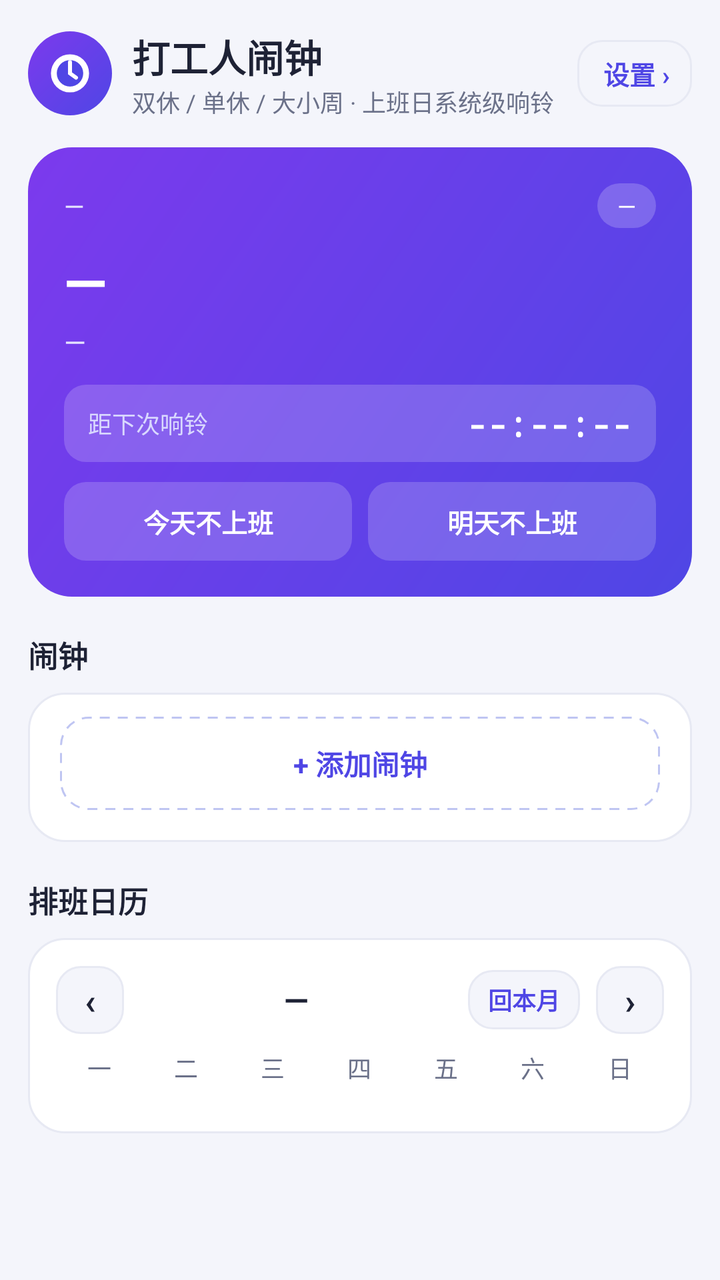
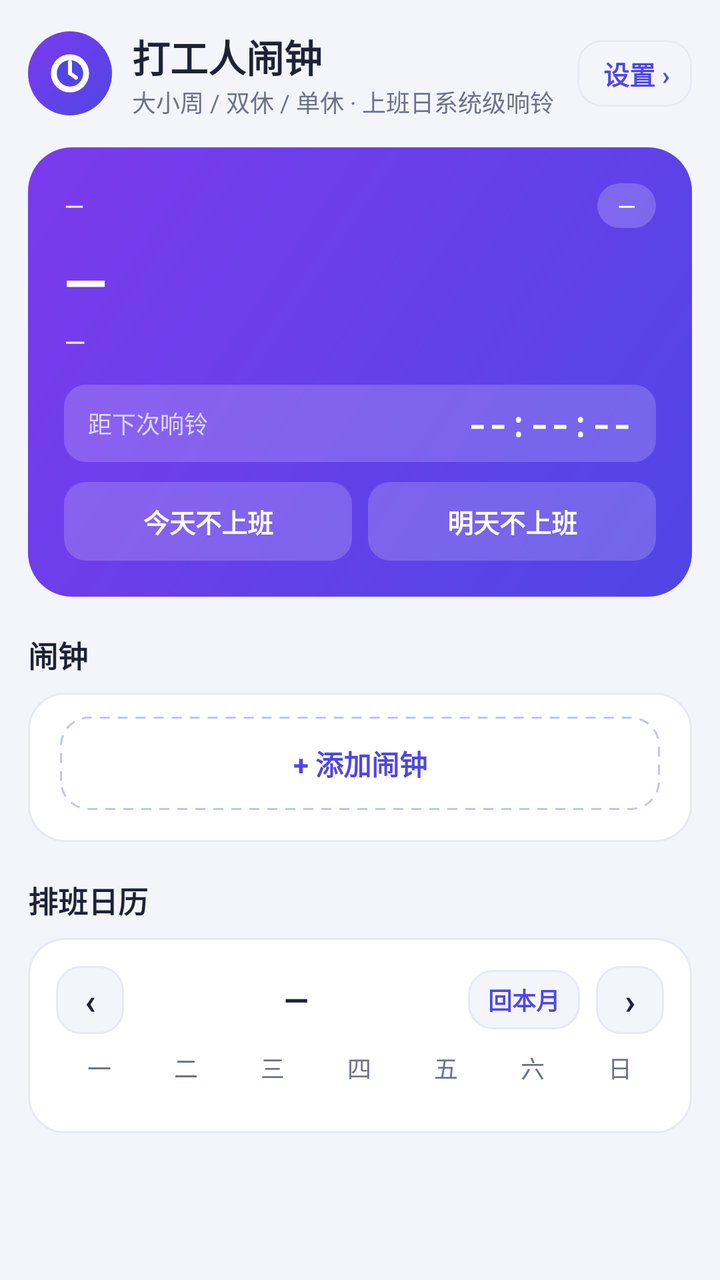

Two renders of the same Android screen: before a commit and after it. Below are the layout's source before the change and the commit's diff.
<!-- AndroidManifest.xml: application theme Theme.DaxiaoWeekAlarm -->
<!-- res/layout/activity_main.xml -->
<?xml version="1.0" encoding="utf-8"?>
<ScrollView xmlns:android="http://schemas.android.com/apk/res/android"
    android:layout_width="match_parent"
    android:layout_height="match_parent"
    android:background="@color/bg"
    android:fitsSystemWindows="true">

    <LinearLayout
        android:layout_width="match_parent"
        android:layout_height="wrap_content"
        android:orientation="vertical"
        android:padding="14dp">

        
        <LinearLayout
            android:layout_width="match_parent"
            android:layout_height="wrap_content"
            android:orientation="horizontal"
            android:gravity="center_vertical"
            android:layout_marginBottom="14dp">

            <ImageView
                android:layout_width="42dp"
                android:layout_height="42dp"
                android:background="@drawable/bg_hero"
                android:padding="8dp"
                android:src="@drawable/ic_clock_white" />

            <LinearLayout
                android:layout_width="0dp"
                android:layout_height="wrap_content"
                android:layout_weight="1"
                android:orientation="vertical"
                android:layout_marginStart="10dp">

                <TextView
                    android:layout_width="wrap_content"
                    android:layout_height="wrap_content"
                    android:text="打工人闹钟"
                    android:textColor="@color/ink"
                    android:textSize="19sp"
                    android:textStyle="bold" />

                <TextView
                    android:layout_width="wrap_content"
                    android:layout_height="wrap_content"
                    android:text="双休 / 单休 / 大小周 · 上班日系统级响铃"
                    android:textColor="@color/sub"
                    android:textSize="12sp" />
            </LinearLayout>

            
            <TextView
                android:id="@+id/btn_settings_entry"
                android:layout_width="wrap_content"
                android:layout_height="wrap_content"
                android:layout_marginStart="8dp"
                android:background="@drawable/bg_time_outline"
                android:clickable="true"
                android:focusable="true"
                android:paddingStart="13dp"
                android:paddingEnd="11dp"
                android:paddingTop="7dp"
                android:paddingBottom="7dp"
                android:text="设置 ›"
                android:textColor="@color/indigo"
                android:textSize="13sp"
                android:textStyle="bold" />
        </LinearLayout>

        
        <LinearLayout
            android:id="@+id/row_ringing"
            android:layout_width="match_parent"
            android:layout_height="52dp"
            android:layout_marginTop="12dp"
            android:background="@drawable/bg_card"
            android:gravity="center_vertical"
            android:orientation="horizontal"
            android:paddingStart="16dp"
            android:paddingEnd="12dp"
            android:visibility="gone">

            <TextView
                android:layout_width="0dp"
                android:layout_height="wrap_content"
                android:layout_weight="1"
                android:text="闹钟正在响"
                android:textColor="@color/danger"
                android:textSize="15sp"
                android:textStyle="bold" />

            <TextView
                android:id="@+id/btn_stop_ringing"
                android:layout_width="wrap_content"
                android:layout_height="wrap_content"
                android:background="@drawable/bg_time_outline"
                android:clickable="true"
                android:focusable="true"
                android:paddingStart="18dp"
                android:paddingTop="8dp"
                android:paddingEnd="18dp"
                android:paddingBottom="8dp"
                android:text="停止"
                android:textColor="@color/ink"
                android:textSize="14sp"
                android:textStyle="bold" />
        </LinearLayout>

        
        <LinearLayout
            android:layout_width="match_parent"
            android:layout_height="wrap_content"
            android:orientation="vertical"
            android:background="@drawable/bg_hero"
            android:padding="18dp">

            <LinearLayout
                android:layout_width="match_parent"
                android:layout_height="wrap_content"
                android:orientation="horizontal"
                android:gravity="center_vertical">

                
                <LinearLayout
                    android:layout_width="0dp"
                    android:layout_height="wrap_content"
                    android:layout_weight="1"
                    android:orientation="vertical">

                    <TextView
                        android:id="@+id/tv_today_date"
                        android:layout_width="wrap_content"
                        android:layout_height="wrap_content"
                        android:text="—"
                        android:textColor="#E6E4FF"
                        android:textSize="13sp" />

                    <TextView
                        android:id="@+id/tv_today_lunar"
                        android:layout_width="wrap_content"
                        android:layout_height="wrap_content"
                        android:layout_marginTop="1dp"
                        android:text=""
                        android:textColor="#C9CEFD"
                        android:textSize="11sp"
                        android:visibility="gone" />
                </LinearLayout>

                <TextView
                    android:id="@+id/tv_week_chip"
                    style="@style/WeekChip"
                    android:layout_width="wrap_content"
                    android:layout_height="wrap_content"
                    android:text="—" />
            </LinearLayout>

            <TextView
                android:id="@+id/tv_today_status"
                android:layout_width="wrap_content"
                android:layout_height="wrap_content"
                android:layout_marginTop="8dp"
                android:text="—"
                android:textColor="@color/white"
                android:textSize="28sp"
                android:textStyle="bold" />

            <TextView
                android:id="@+id/tv_today_sub"
                android:layout_width="match_parent"
                android:layout_height="wrap_content"
                android:layout_marginTop="2dp"
                android:text="—"
                android:textColor="#E6E4FF"
                android:textSize="14sp"
                android:lineSpacingMultiplier="1.15" />

            
            <LinearLayout
                android:id="@+id/box_countdown"
                android:layout_width="match_parent"
                android:layout_height="wrap_content"
                android:layout_marginTop="12dp"
                android:background="@drawable/bg_hero_pill"
                android:gravity="center_vertical"
                android:orientation="horizontal"
                android:paddingStart="12dp"
                android:paddingEnd="12dp"
                android:paddingTop="8dp"
                android:paddingBottom="8dp">

                <TextView
                    android:id="@+id/tv_countdown_label"
                    android:layout_width="0dp"
                    android:layout_height="wrap_content"
                    android:layout_weight="1"
                    android:ellipsize="end"
                    android:maxLines="1"
                    android:text="距下次响铃"
                    android:textColor="#D9D8FF"
                    android:textSize="12sp" />

                <TextView
                    android:id="@+id/tv_countdown"
                    android:layout_width="wrap_content"
                    android:layout_height="wrap_content"
                    android:fontFamily="monospace"
                    android:text="--:--:--"
                    android:textColor="@color/white"
                    android:textSize="17sp"
                    android:textStyle="bold" />
            </LinearLayout>

            
            <LinearLayout
                android:layout_width="match_parent"
                android:layout_height="wrap_content"
                android:layout_marginTop="10dp"
                android:orientation="horizontal">

                <TextView
                    android:id="@+id/btn_day_off"
                    android:layout_width="0dp"
                    android:layout_height="wrap_content"
                    android:layout_weight="1"
                    android:background="@drawable/bg_hero_pill"
                    android:clickable="true"
                    android:focusable="true"
                    android:gravity="center"
                    android:maxLines="1"
                    android:paddingTop="10dp"
                    android:paddingBottom="10dp"
                    android:text="今天不上班"
                    android:textColor="@color/white"
                    android:textSize="13sp"
                    android:textStyle="bold" />

                <TextView
                    android:id="@+id/btn_day_off_tomorrow"
                    android:layout_width="0dp"
                    android:layout_height="wrap_content"
                    android:layout_weight="1"
                    android:layout_marginStart="8dp"
                    android:background="@drawable/bg_hero_pill"
                    android:clickable="true"
                    android:focusable="true"
                    android:gravity="center"
                    android:maxLines="1"
                    android:paddingTop="10dp"
                    android:paddingBottom="10dp"
                    android:text="明天不上班"
                    android:textColor="@color/white"
                    android:textSize="13sp"
                    android:textStyle="bold" />

            </LinearLayout>

        </LinearLayout>

        
        <TextView
            style="@style/SectionTitle"
            android:layout_width="wrap_content"
            android:layout_height="wrap_content"
            android:layout_marginTop="18dp"
            android:layout_marginBottom="8dp"
            android:text="闹钟" />

        <LinearLayout
            android:layout_width="match_parent"
            android:layout_height="wrap_content"
            android:background="@drawable/bg_card"
            android:orientation="vertical">

            
            <LinearLayout
                android:id="@+id/alarm_list"
                android:layout_width="match_parent"
                android:layout_height="wrap_content"
                android:orientation="vertical"
                android:paddingStart="16dp"
                android:paddingEnd="12dp" />

            <TextView
                android:id="@+id/btn_add_alarm"
                android:layout_width="match_parent"
                android:layout_height="wrap_content"
                android:layout_marginStart="16dp"
                android:layout_marginEnd="16dp"
                android:layout_marginTop="12dp"
                android:layout_marginBottom="16dp"
                android:background="@drawable/bg_add_alarm"
                android:clickable="true"
                android:focusable="true"
                android:gravity="center"
                android:padding="13dp"
                android:text="+ 添加闹钟"
                android:textColor="@color/indigo"
                android:textSize="14sp"
                android:textStyle="bold" />
        </LinearLayout>

        
        <TextView
            style="@style/SectionTitle"
            android:layout_width="wrap_content"
            android:layout_height="wrap_content"
            android:layout_marginTop="18dp"
            android:layout_marginBottom="8dp"
            android:text="排班日历" />

        <LinearLayout
            android:id="@+id/calendar_card"
            android:layout_width="match_parent"
            android:layout_height="wrap_content"
            android:background="@drawable/bg_card"
            android:orientation="vertical"
            android:padding="14dp">

            
            <LinearLayout
                android:layout_width="match_parent"
                android:layout_height="wrap_content"
                android:gravity="center_vertical"
                android:orientation="horizontal">

                <TextView
                    android:id="@+id/btn_prev"
                    android:layout_width="34dp"
                    android:layout_height="34dp"
                    android:background="@drawable/bg_time_outline"
                    android:clickable="true"
                    android:contentDescription="上个月"
                    android:focusable="true"
                    android:gravity="center"
                    android:text="‹"
                    android:textColor="@color/ink"
                    android:textSize="18sp"
                    android:textStyle="bold" />

                <TextView
                    android:id="@+id/tv_cal_title"
                    android:layout_width="0dp"
                    android:layout_height="wrap_content"
                    android:layout_weight="1"
                    android:gravity="center"
                    android:text="—"
                    android:textColor="@color/ink"
                    android:textSize="16sp"
                    android:textStyle="bold" />

                <TextView
                    android:id="@+id/btn_today"
                    android:layout_width="wrap_content"
                    android:layout_height="wrap_content"
                    android:layout_marginEnd="8dp"
                    android:background="@drawable/bg_time_outline"
                    android:clickable="true"
                    android:focusable="true"
                    android:paddingStart="10dp"
                    android:paddingEnd="10dp"
                    android:paddingTop="6dp"
                    android:paddingBottom="6dp"
                    android:text="回本月"
                    android:textColor="@color/indigo"
                    android:textSize="12sp"
                    android:textStyle="bold" />

                <TextView
                    android:id="@+id/btn_next"
                    android:layout_width="34dp"
                    android:layout_height="34dp"
                    android:background="@drawable/bg_time_outline"
                    android:clickable="true"
                    android:contentDescription="下个月"
                    android:focusable="true"
                    android:gravity="center"
                    android:text="›"
                    android:textColor="@color/ink"
                    android:textSize="18sp"
                    android:textStyle="bold" />
            </LinearLayout>

            
            <LinearLayout
                android:layout_width="match_parent"
                android:layout_height="wrap_content"
                android:layout_marginTop="8dp"
                android:orientation="horizontal">

                <TextView
                    android:id="@+id/cal_dow_0"
                    style="@style/FieldHint"
                    android:layout_width="0dp"
                    android:layout_height="wrap_content"
                    android:layout_weight="1"
                    android:gravity="center"
                    android:text="一" />

                <TextView
                    android:id="@+id/cal_dow_1"
                    style="@style/FieldHint"
                    android:layout_width="0dp"
                    android:layout_height="wrap_content"
                    android:layout_weight="1"
                    android:gravity="center"
                    android:text="二" />

                <TextView
                    android:id="@+id/cal_dow_2"
                    style="@style/FieldHint"
                    android:layout_width="0dp"
                    android:layout_height="wrap_content"
                    android:layout_weight="1"
                    android:gravity="center"
                    android:text="三" />

                <TextView
                    android:id="@+id/cal_dow_3"
                    style="@style/FieldHint"
                    android:layout_width="0dp"
                    android:layout_height="wrap_content"
                    android:layout_weight="1"
                    android:gravity="center"
                    android:text="四" />

                <TextView
                    android:id="@+id/cal_dow_4"
                    style="@style/FieldHint"
                    android:layout_width="0dp"
                    android:layout_height="wrap_content"
                    android:layout_weight="1"
                    android:gravity="center"
                    android:text="五" />

                <TextView
                    android:id="@+id/cal_dow_5"
                    style="@style/FieldHint"
                    android:layout_width="0dp"
                    android:layout_height="wrap_content"
                    android:layout_weight="1"
                    android:gravity="center"
                    android:text="六" />

                <TextView
                    android:id="@+id/cal_dow_6"
                    style="@style/FieldHint"
                    android:layout_width="0dp"
                    android:layout_height="wrap_content"
                    android:layout_weight="1"
                    android:gravity="center"
                    android:text="日" />
            </LinearLayout>

            
            <LinearLayout
                android:id="@+id/cal_rows"
                android:layout_width="match_parent"
                android:layout_height="wrap_content"
                android:orientation="vertical" />

            
            <LinearLayout
                android:id="@+id/legend_row"
                android:layout_width="match_parent"
                android:layout_height="wrap_content"
                android:layout_marginTop="10dp"
                android:orientation="vertical" />
        </LinearLayout>

        

    </LinearLayout>
</ScrollView>
<!-- resources referenced by this layout -->
<resources>
  <color name="bg">#F4F5FB</color>
  <color name="danger">#DC2626</color>
  <color name="indigo">#4F46E5</color>
  <color name="ink">#1E2235</color>
  <color name="sub">#6B7189</color>
  <color name="white">#FFFFFFFF</color>
  <!-- drawable bg_add_alarm (drawable) -->
  <?xml version="1.0" encoding="utf-8"?>
  <ripple xmlns:android="http://schemas.android.com/apk/res/android"
      android:color="#1F4F46E5">
      <item>
          <shape android:shape="rectangle">
              <solid android:color="#00000000" />
              <corners android:radius="14dp" />
              <stroke
                  android:width="1dp"
                  android:color="#BFC5F2"
                  android:dashWidth="5dp"
                  android:dashGap="4dp" />
          </shape>
      </item>
  </ripple>
  <!-- drawable bg_card (drawable) -->
  <?xml version="1.0" encoding="utf-8"?>
  <shape xmlns:android="http://schemas.android.com/apk/res/android"
      android:shape="rectangle">
      <solid android:color="@color/card" />
      <corners android:radius="18dp" />
      <stroke android:width="1dp" android:color="@color/line" />
  </shape>
  <!-- drawable bg_hero (drawable) -->
  <?xml version="1.0" encoding="utf-8"?>
  <shape xmlns:android="http://schemas.android.com/apk/res/android"
      android:shape="rectangle">
      <gradient
          android:angle="135"
          android:startColor="@color/indigo"
          android:endColor="@color/violet" />
      <corners android:radius="22dp" />
  </shape>
  <!-- drawable bg_hero_pill (drawable) -->
  <?xml version="1.0" encoding="utf-8"?>
  <shape xmlns:android="http://schemas.android.com/apk/res/android"
      android:shape="rectangle">
      <solid android:color="#2EFFFFFF" />
      <corners android:radius="11dp" />
  </shape>
  <!-- drawable bg_time_outline (drawable) -->
  <?xml version="1.0" encoding="utf-8"?>
  <ripple xmlns:android="http://schemas.android.com/apk/res/android"
      android:color="#1F4F46E5">
      <item>
          <shape android:shape="rectangle">
              <solid android:color="@color/bg" />
              <corners android:radius="12dp" />
              <stroke android:width="1dp" android:color="@color/line" />
          </shape>
      </item>
  </ripple>
  <style name="FieldHint">
          <item name="android:textColor">@color/sub</item>
          <item name="android:textSize">12sp</item>
      </style>
  <style name="SectionTitle">
          <item name="android:textColor">@color/ink</item>
          <item name="android:textSize">15sp</item>
          <item name="android:textStyle">bold</item>
      </style>
  <style name="WeekChip">
          <item name="android:background">@drawable/bg_chip_white</item>
          <item name="android:textColor">@color/white</item>
          <item name="android:textSize">12sp</item>
          <item name="android:paddingLeft">10dp</item>
          <item name="android:paddingRight">10dp</item>
          <item name="android:paddingTop">3dp</item>
          <item name="android:paddingBottom">3dp</item>
      </style>
  <style name="Theme.DaxiaoWeekAlarm" parent="Theme.Material3.DayNight.NoActionBar">
          <item name="colorPrimary">@color/indigo</item>
          <item name="colorPrimaryVariant">@color/indigo_dark</item>
          <item name="colorOnPrimary">@color/white</item>
          <item name="android:statusBarColor">@color/bg</item>
          <item name="android:windowLightStatusBar">true</item>
      </style>
  <color name="card">#FFFFFF</color>
  <color name="line">#E7E9F3</color>
  <color name="violet">#7C3AED</color>
  <!-- drawable bg_chip_white (drawable) -->
  <?xml version="1.0" encoding="utf-8"?>
  <shape xmlns:android="http://schemas.android.com/apk/res/android"
      android:shape="rectangle">
      <solid android:color="#33FFFFFF" />
      <corners android:radius="999dp" />
  </shape>
  <color name="indigo_dark">#4338CA</color>
  <!-- unchanged entries left out for length: 1 -->
</resources>

<!-- the commit's change to res/layout/activity_main.xml (unified diff, before → after) -->
@@ -44,7 +44,7 @@
                 <TextView
                     android:layout_width="wrap_content"
                     android:layout_height="wrap_content"
-                    android:text="双休 / 单休 / 大小周 · 上班日系统级响铃"
+                    android:text="大小周 / 双休 / 单休 · 上班日系统级响铃"
                     android:textColor="@color/sub"
                     android:textSize="12sp" />
             </LinearLayout>
